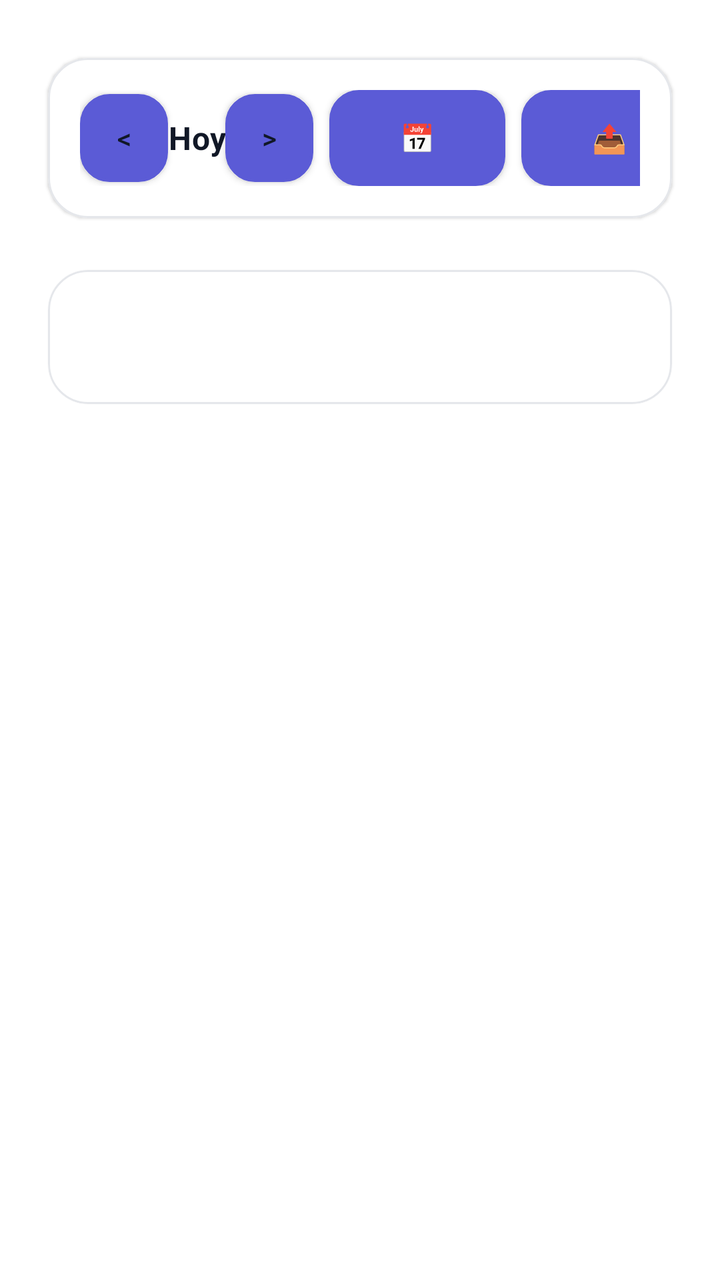
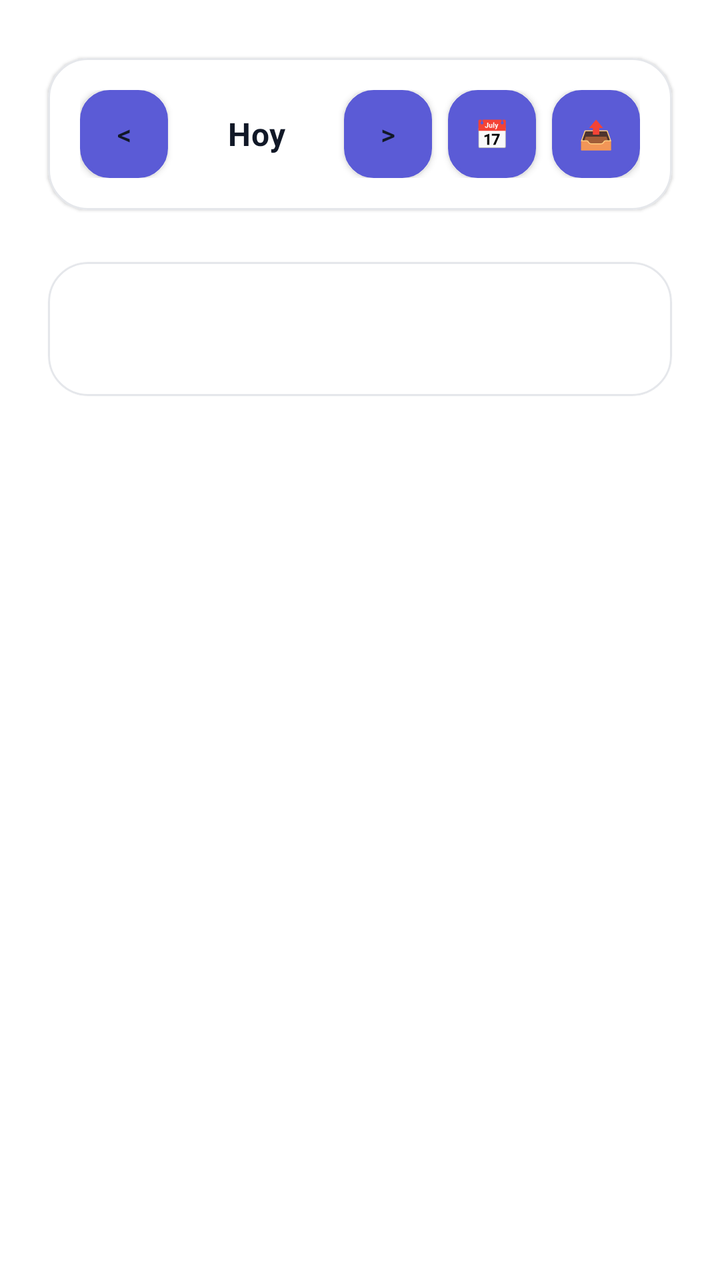

Compare the two renders of this Android layout. The source of the first and the diff that turns it into the second are given below.
<!-- AndroidManifest.xml: application theme Theme.TFG -->
<!-- res/layout/fragment_calendario.xml -->
<?xml version="1.0" encoding="utf-8"?>
<androidx.constraintlayout.widget.ConstraintLayout xmlns:android="http://schemas.android.com/apk/res/android"
    xmlns:app="http://schemas.android.com/apk/res-auto"
    android:layout_width="match_parent"
    android:layout_height="match_parent"
    android:paddingTop="@dimen/spacing_xl"
    android:background="@color/fondo">

    
    <com.google.android.material.card.MaterialCardView
        android:id="@+id/cardNavegacion"
        style="@style/Widget.TFG.Tarjeta"
        android:layout_width="0dp"
        android:layout_height="wrap_content"
        android:layout_marginStart="@dimen/spacing_lg"
        android:layout_marginEnd="@dimen/spacing_lg"
        app:layout_constraintTop_toTopOf="parent"
        app:layout_constraintStart_toStartOf="parent"
        app:layout_constraintEnd_toEndOf="parent">

        <LinearLayout
            android:id="@+id/llHeader"
            android:layout_width="match_parent"
            android:layout_height="wrap_content"
            android:orientation="horizontal"
            android:gravity="center_vertical">

            <com.google.android.material.button.MaterialButton
                android:id="@+id/btnPrevWeek"
                style="@style/Widget.TFG.Boton.Contorno"
                android:layout_width="44dp"
                android:layout_height="44dp"
                android:minWidth="0dp"
                android:insetTop="0dp"
                android:insetBottom="0dp"
                android:text="&lt;"
                android:textAllCaps="false"
                android:contentDescription="@string/cd_semana_anterior"
                android:padding="0dp" />

            <TextView
                android:id="@+id/tvFechaSeleccionada"
                android:layout_width="0dp"
                android:layout_height="wrap_content"
                android:layout_weight="1"
                android:gravity="center"
                android:textAppearance="@style/TextAppearance.TFG.SubTitulo"
                android:textColor="@color/texto_principal"
                android:text="@string/hoy" />

            <com.google.android.material.button.MaterialButton
                android:id="@+id/btnNextWeek"
                style="@style/Widget.TFG.Boton.Contorno"
                android:layout_width="44dp"
                android:layout_height="44dp"
                android:minWidth="0dp"
                android:insetTop="0dp"
                android:insetBottom="0dp"
                android:text="&gt;"
                android:textAllCaps="false"
                android:contentDescription="@string/cd_semana_siguiente"
                android:padding="0dp" />

            <com.google.android.material.button.MaterialButton
                android:id="@+id/btnElegirDia"
                style="@style/Widget.TFG.Boton.Contorno"
                android:layout_width="wrap_content"
                android:layout_height="wrap_content"
                android:layout_marginStart="@dimen/spacing_sm"
                android:text="📅"
                android:textAllCaps="false"
                android:contentDescription="@string/cd_elegir_dia" />

            <com.google.android.material.button.MaterialButton
                android:id="@+id/btnExportarCalendario"
                style="@style/Widget.TFG.Boton.Contorno"
                android:layout_width="wrap_content"
                android:layout_height="wrap_content"
                android:layout_marginStart="@dimen/spacing_sm"
                android:text="@string/exportar"
                android:textAllCaps="false"
                android:contentDescription="@string/cd_exportar_calendario" />
        </LinearLayout>
    </com.google.android.material.card.MaterialCardView>

    
    <com.google.android.material.card.MaterialCardView
        android:id="@+id/cardResumen"
        style="@style/Widget.TFG.Tarjeta"
        android:layout_width="0dp"
        android:layout_height="wrap_content"
        android:layout_marginStart="@dimen/spacing_lg"
        android:layout_marginEnd="@dimen/spacing_lg"
        android:layout_marginTop="@dimen/spacing_sm"
        app:layout_constraintTop_toBottomOf="@id/cardNavegacion"
        app:layout_constraintStart_toStartOf="parent"
        app:layout_constraintEnd_toEndOf="parent">

        <TextView
            android:id="@+id/tvResumenDia"
            android:layout_width="match_parent"
            android:layout_height="wrap_content"
            android:padding="@dimen/spacing_sm"
            android:gravity="center"
            android:textAppearance="@style/TextAppearance.TFG.Cuerpo"
            android:textColor="@color/texto_secundario" />
    </com.google.android.material.card.MaterialCardView>

    <FrameLayout
        android:layout_width="0dp"
        android:layout_height="0dp"
        app:layout_constraintTop_toBottomOf="@id/cardResumen"
        app:layout_constraintStart_toStartOf="parent"
        app:layout_constraintEnd_toEndOf="parent"
        app:layout_constraintBottom_toBottomOf="parent">

        <androidx.recyclerview.widget.RecyclerView
            android:id="@+id/rvTareasDia"
            android:layout_width="match_parent"
            android:layout_height="match_parent"
            android:layout_marginStart="@dimen/spacing_md"
            android:layout_marginEnd="@dimen/spacing_md"
            android:layout_marginTop="@dimen/spacing_xs"
            android:clipToPadding="false"
            android:paddingBottom="72dp" />

        <ProgressBar
            android:id="@+id/progressBar"
            android:layout_width="wrap_content"
            android:layout_height="wrap_content"
            android:layout_gravity="center"
            android:visibility="gone" />

        <LinearLayout
            android:id="@+id/emptyState"
            android:layout_width="wrap_content"
            android:layout_height="wrap_content"
            android:layout_gravity="center"
            android:orientation="vertical"
            android:gravity="center"
            android:visibility="gone"
            android:padding="@dimen/spacing_3xl">

            <ImageView
                android:layout_width="96dp"
                android:layout_height="96dp"
                android:src="@drawable/ic_empty_tasks"
                android:contentDescription="@string/empty_calendar"
                android:alpha="0.5"
                android:layout_marginBottom="@dimen/spacing_lg" />

            <TextView
                android:id="@+id/tvEmptyTitle"
                android:layout_width="wrap_content"
                android:layout_height="wrap_content"
                android:text="@string/empty_calendar"
                android:textAppearance="@style/TextAppearance.TFG.Titulo"
                android:textColor="@color/texto_principal"
                android:gravity="center" />
        </LinearLayout>

    </FrameLayout>

</androidx.constraintlayout.widget.ConstraintLayout>
<!-- resources referenced by this layout -->
<resources>
  <color name="fondo">#FFFFFF</color>
  <color name="texto_principal">#111827</color>
  <color name="texto_secundario">#374151</color>
  <dimen name="spacing_3xl">32dp</dimen>
  <dimen name="spacing_lg">16dp</dimen>
  <dimen name="spacing_md">12dp</dimen>
  <dimen name="spacing_sm">8dp</dimen>
  <dimen name="spacing_xl">20dp</dimen>
  <dimen name="spacing_xs">4dp</dimen>
  <string name="cd_elegir_dia">Elegir día</string>
  <string name="cd_exportar_calendario">Exportar al calendario</string>
  <string name="cd_semana_anterior">Semana anterior</string>
  <string name="cd_semana_siguiente">Semana siguiente</string>
  <string name="empty_calendar">No hay tareas para este día</string>
  <string name="exportar">📤</string>
  <string name="hoy">Hoy</string>
  <style name="TextAppearance.TFG.Cuerpo" parent="TextAppearance.MaterialComponents.Body1">
          <item name="android:textColor">@color/texto_secundario</item>
          <item name="android:textSize">14sp</item>
          <item name="android:lineSpacingMultiplier">1.2</item>
      </style>
  <style name="TextAppearance.TFG.SubTitulo" parent="TextAppearance.MaterialComponents.Subtitle1">
          <item name="android:textColor">@color/texto_principal</item>
          <item name="android:textStyle">bold</item>
          <item name="android:textSize">16sp</item>
      </style>
  <style name="TextAppearance.TFG.Titulo" parent="TextAppearance.MaterialComponents.Headline6">
          <item name="android:textColor">@color/texto_principal</item>
          <item name="android:textStyle">bold</item>
          <item name="android:textSize">20sp</item>
          <item name="android:letterSpacing">0</item>
      </style>
  <style name="Widget.TFG.Boton.Contorno" parent="Widget.TFG.Boton.Base">
          <item name="android:background">@drawable/btn_outline_black</item>
          <item name="android:textColor">@color/texto_principal</item>
          <item name="cornerRadius">@dimen/corner_radius_md</item>
      </style>
  <style name="Theme.TFG" parent="Tema.TFG.Moderno" />
  <color name="gris_claro">#D1D5DB</color>
  <style name="Widget.TFG.Boton.Base" parent="Widget.MaterialComponents.Button">
          <item name="android:textAllCaps">false</item>
          <item name="android:minHeight">@dimen/button_min_height</item>
          <item name="android:textSize">14sp</item>
          <item name="android:letterSpacing">0.01</item>
      </style>
  <dimen name="corner_radius_md">14dp</dimen>
  <dimen name="corner_radius_xl">20dp</dimen>
  <dimen name="elevation_default">1dp</dimen>
  <color name="superficie">#FFFFFF</color>
  <color name="divisor">#E5E7EB</color>
  <dimen name="stroke_thin">1dp</dimen>
  <dimen name="button_min_height">48dp</dimen>
  <color name="brand_100">#E8E8FA</color>
  <color name="primario">#5B5BD6</color>
  <color name="primario_variant">#3D3D99</color>
  <color name="on_acento">#FFFFFF</color>
  <style name="TextAppearance.TFG.Headline" parent="TextAppearance.MaterialComponents.Headline5">
          <item name="android:textColor">@color/texto_principal</item>
          <item name="android:textStyle">bold</item>
          <item name="android:textSize">24sp</item>
          <item name="android:letterSpacing">-0.01</item>
      </style>
  <style name="TextAppearance.TFG.Label" parent="TextAppearance.MaterialComponents.Caption">
          <item name="android:textColor">@color/texto_deshabilitado</item>
          <item name="android:textSize">12sp</item>
          <item name="android:letterSpacing">0.03</item>
      </style>
  <style name="TextAppearance.TFG.NavLabel" parent="TextAppearance.MaterialComponents.Caption">
          <item name="android:textSize">11sp</item>
          <item name="android:letterSpacing">0.02</item>
      </style>
  <color name="texto_deshabilitado">#6B7280</color>
  <color name="superficie_variant">#F9FAFB</color>
  <!-- unchanged entries left out for length: 7 -->
</resources>

<!-- the commit's change to res/layout/fragment_calendario.xml (unified diff, before → after) -->
@@ -44,6 +44,8 @@
                 android:layout_height="wrap_content"
                 android:layout_weight="1"
                 android:gravity="center"
+                android:maxLines="1"
+                android:ellipsize="end"
                 android:textAppearance="@style/TextAppearance.TFG.SubTitulo"
                 android:textColor="@color/texto_principal"
                 android:text="@string/hoy" />
@@ -64,9 +66,14 @@
             <com.google.android.material.button.MaterialButton
                 android:id="@+id/btnElegirDia"
                 style="@style/Widget.TFG.Boton.Contorno"
-                android:layout_width="wrap_content"
-                android:layout_height="wrap_content"
+                android:layout_width="44dp"
+                android:layout_height="44dp"
                 android:layout_marginStart="@dimen/spacing_sm"
+                android:minWidth="0dp"
+                android:minHeight="0dp"
+                android:insetTop="0dp"
+                android:insetBottom="0dp"
+                android:padding="0dp"
                 android:text="📅"
                 android:textAllCaps="false"
                 android:contentDescription="@string/cd_elegir_dia" />
@@ -74,9 +81,14 @@
             <com.google.android.material.button.MaterialButton
                 android:id="@+id/btnExportarCalendario"
                 style="@style/Widget.TFG.Boton.Contorno"
-                android:layout_width="wrap_content"
-                android:layout_height="wrap_content"
+                android:layout_width="44dp"
+                android:layout_height="44dp"
                 android:layout_marginStart="@dimen/spacing_sm"
+                android:minWidth="0dp"
+                android:minHeight="0dp"
+                android:insetTop="0dp"
+                android:insetBottom="0dp"
+                android:padding="0dp"
                 android:text="@string/exportar"
                 android:textAllCaps="false"
                 android:contentDescription="@string/cd_exportar_calendario" />
